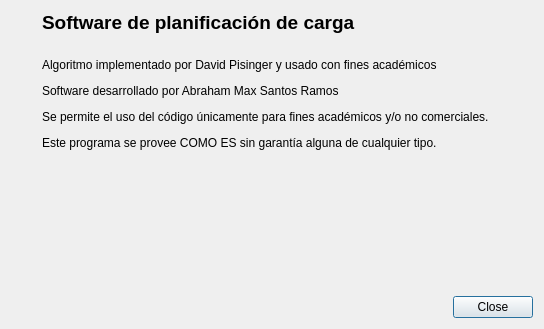
Old version of the form dialogabout.ui in the repository amsantosr/ContainerApp.
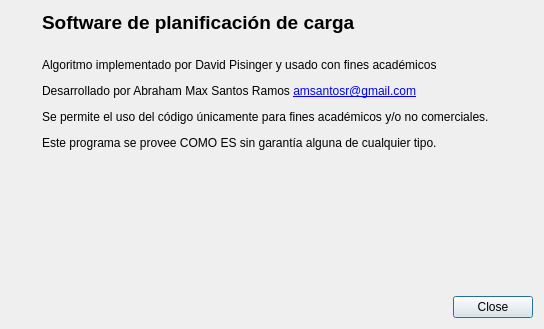
New version of the form. Icons and pictures are not drawn.

Commit message: Cambios en el About Box

```diff
--- a/dialogabout.ui
+++ b/dialogabout.ui
@@ -48,7 +48,7 @@
    <item row="1" column="1" colspan="2">
     <widget class="QLabel" name="label_3">
      <property name="text">
-      <string>&lt;html&gt;&lt;head/&gt;&lt;body&gt;&lt;p&gt;Algoritmo implementado por David Pisinger y usado con fines académicos&lt;/p&gt;&lt;p&gt;Software desarrollado por Abraham Max Santos Ramos&lt;/p&gt;&lt;p&gt;Se permite el uso del código únicamente para fines académicos y/o no comerciales.&lt;/p&gt;&lt;p&gt;Este programa se provee COMO ES sin garantía alguna de cualquier tipo.&lt;/p&gt;&lt;/body&gt;&lt;/html&gt;</string>
+      <string>&lt;html&gt;&lt;head/&gt;&lt;body&gt;&lt;p&gt;Algoritmo implementado por David Pisinger y usado con fines académicos&lt;/p&gt;&lt;p&gt;Desarrollado por Abraham Max Santos Ramos &lt;a href=&quot;amsantosr@gmail.com&quot;&gt;&lt;span style=&quot; text-decoration: underline; color:#0000ff;&quot;&gt;amsantosr@gmail.com&lt;/span&gt;&lt;/a&gt;&lt;/p&gt;&lt;p&gt;Se permite el uso del código únicamente para fines académicos y/o no comerciales.&lt;/p&gt;&lt;p&gt;Este programa se provee COMO ES sin garantía alguna de cualquier tipo.&lt;/p&gt;&lt;/body&gt;&lt;/html&gt;</string>
      </property>
      <property name="alignment">
       <set>Qt::AlignLeading|Qt::AlignLeft|Qt::AlignTop</set>
```
